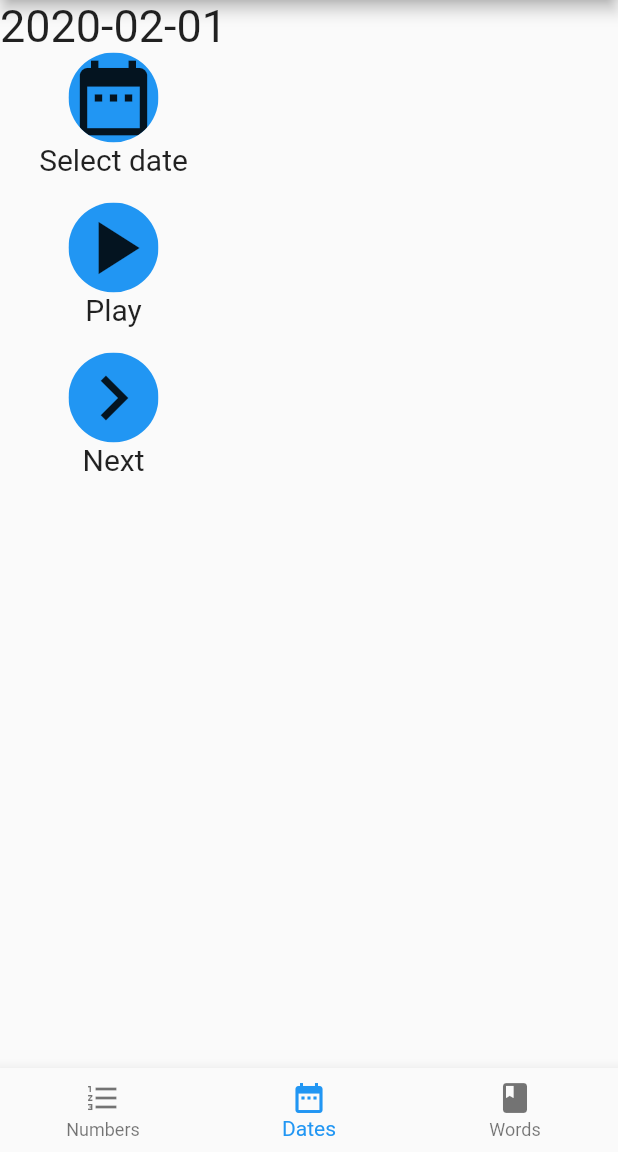
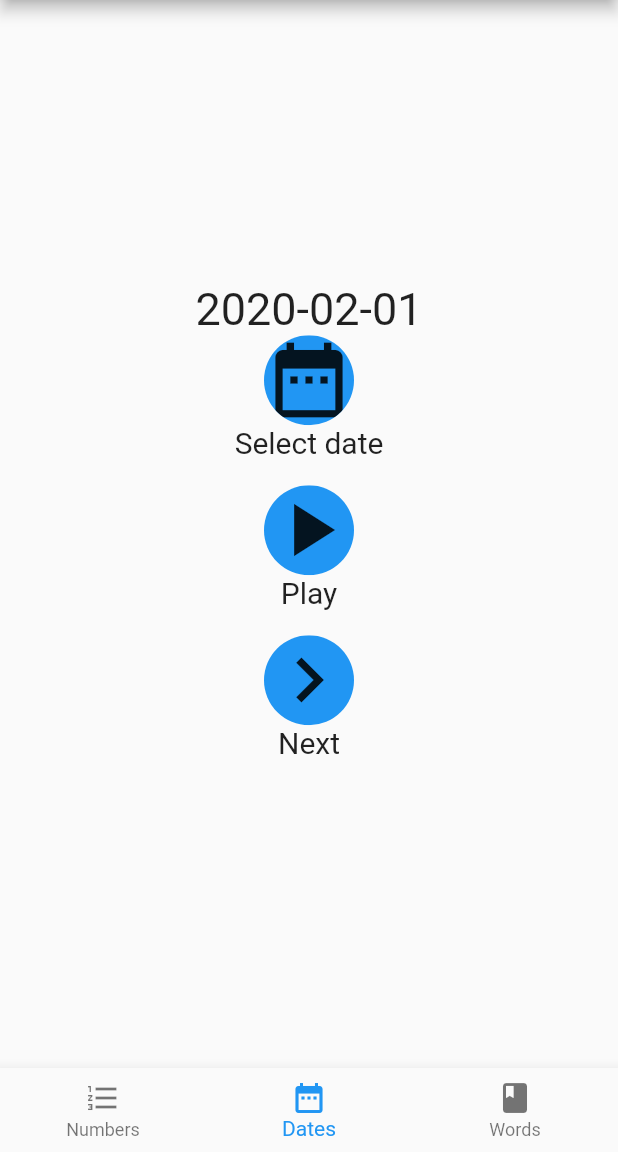
Before and after one commit to janagrill/aphasia-helper, a Flutter app: the screen it shows after launch, on a phone screen of 412 x 824 dp, the part 84-1236 px from its top. Run offline on Flutter 3.47's test engine with Material 2 defaults, Android fonts, the light colour scheme and no system bars.

Commit message:
Center the content

```diff
--- a/coding_challenge/lib/home.dart
+++ b/coding_challenge/lib/home.dart
@@ -26,7 +26,9 @@ class _HomeState extends State<Home> {
       ),
       bottomNavigationBar: BottomNavigationBar(
         currentIndex: tabIndex,
-        onTap: (int index) => setState(() { tabIndex = index; }),
+        onTap: (int index) => setState(() {
+          tabIndex = index;
+        }),
         items: [
           BottomNavigationBarItem(
             icon: new Icon(Icons.format_list_numbered),
@@ -42,7 +44,7 @@ class _HomeState extends State<Home> {
           )
         ],
       ),
-      body: tabs[tabIndex],
+      body: Center(child: tabs[tabIndex]),
     );
   }
 }
```
